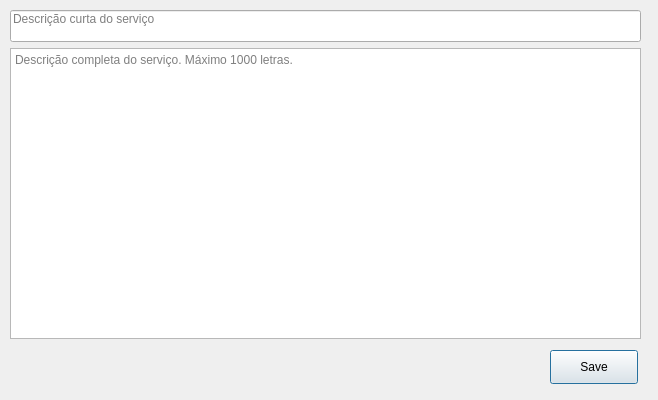
Before: the Qt Designer form Service_Update_Description.ui in bedi1982/Oficina, drawn with Qt 5.
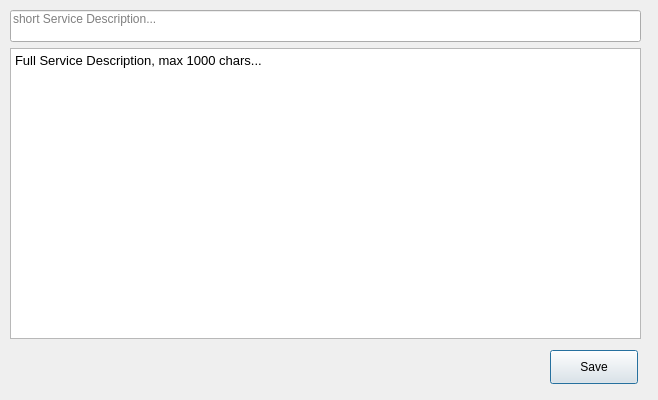
After: the same form once the commit is applied.

Diff of the .ui file:
```diff
--- a/Service_Update_Description.ui
+++ b/Service_Update_Description.ui
@@ -61,7 +61,7 @@
 &lt;html&gt;&lt;head&gt;&lt;meta name=&quot;qrichtext&quot; content=&quot;1&quot; /&gt;&lt;style type=&quot;text/css&quot;&gt;
 p, li { white-space: pre-wrap; }
 &lt;/style&gt;&lt;/head&gt;&lt;body style=&quot; font-family:'Noto Sans'; font-size:10pt; font-weight:400; font-style:normal;&quot;&gt;
-&lt;p style=&quot;-qt-paragraph-type:empty; margin-top:0px; margin-bottom:0px; margin-left:0px; margin-right:0px; -qt-block-indent:0; text-indent:0px;&quot;&gt;&lt;br /&gt;&lt;/p&gt;&lt;/body&gt;&lt;/html&gt;</string>
+&lt;p style=&quot; margin-top:0px; margin-bottom:0px; margin-left:0px; margin-right:0px; -qt-block-indent:0; text-indent:0px;&quot;&gt;Full Service Description, max 1000 chars...&lt;/p&gt;&lt;/body&gt;&lt;/html&gt;</string>
    </property>
    <property name="placeholderText">
     <string>Descrição completa do serviço. Máximo 1000 letras.</string>
@@ -89,7 +89,7 @@
     <set>Qt::AlignLeading|Qt::AlignLeft|Qt::AlignTop</set>
    </property>
    <property name="placeholderText">
-    <string>Descrição curta do serviço</string>
+    <string>short Service Description...</string>
    </property>
   </widget>
  </widget>
```
